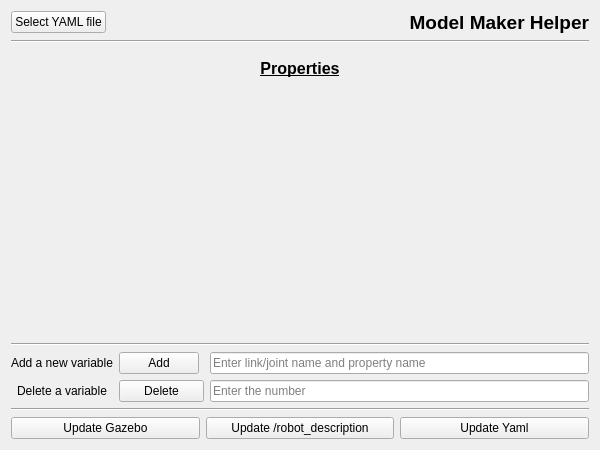
The window that resource/BasicInterface.ui (Kaapeine/ModelMakerHelper) describes before a commit, drawn with Qt 5.
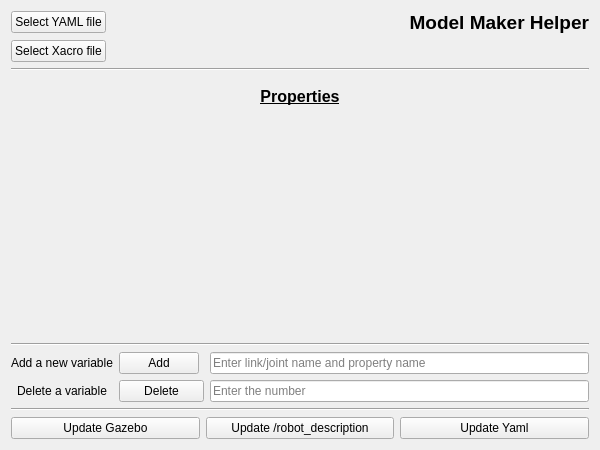
The same window after the commit.

```diff
--- a/resource/BasicInterface.ui
+++ b/resource/BasicInterface.ui
@@ -86,6 +86,13 @@
        </property>
       </widget>
      </item>
+     <item row="2" column="0">
+      <widget class="QPushButton" name="selectxacrobtn">
+       <property name="text">
+        <string>Select Xacro file</string>
+       </property>
+      </widget>
+     </item>
     </layout>
    </item>
    <item>
```
Left out of the diff: 6 changed lines with no effect on the pictures.
